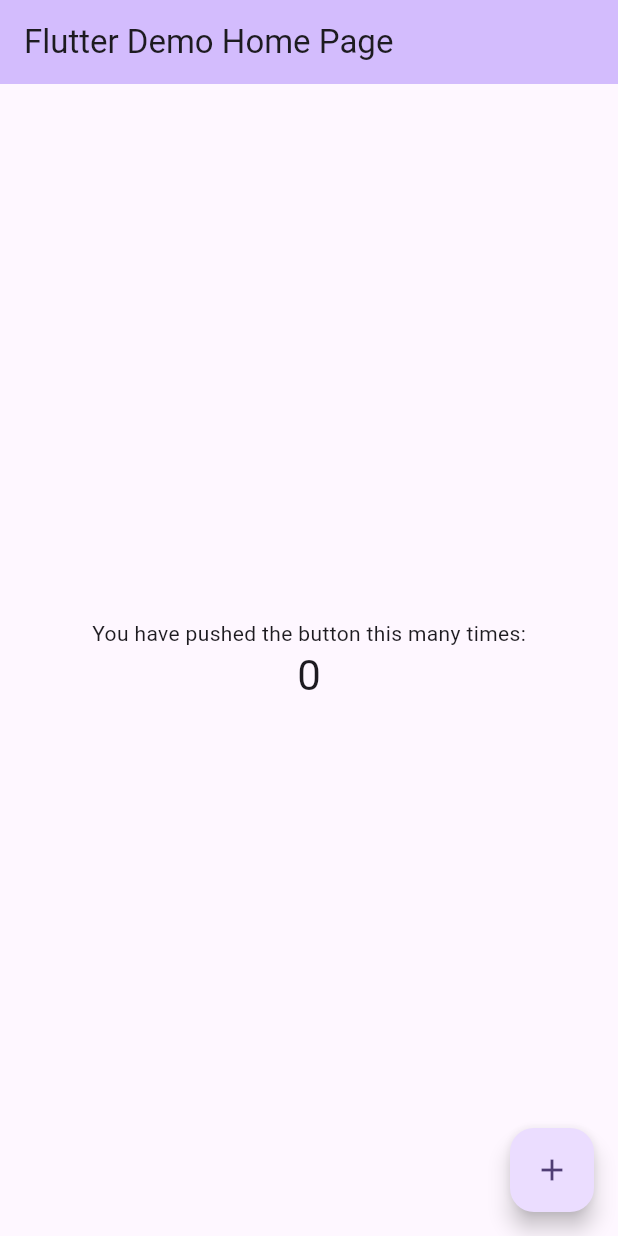
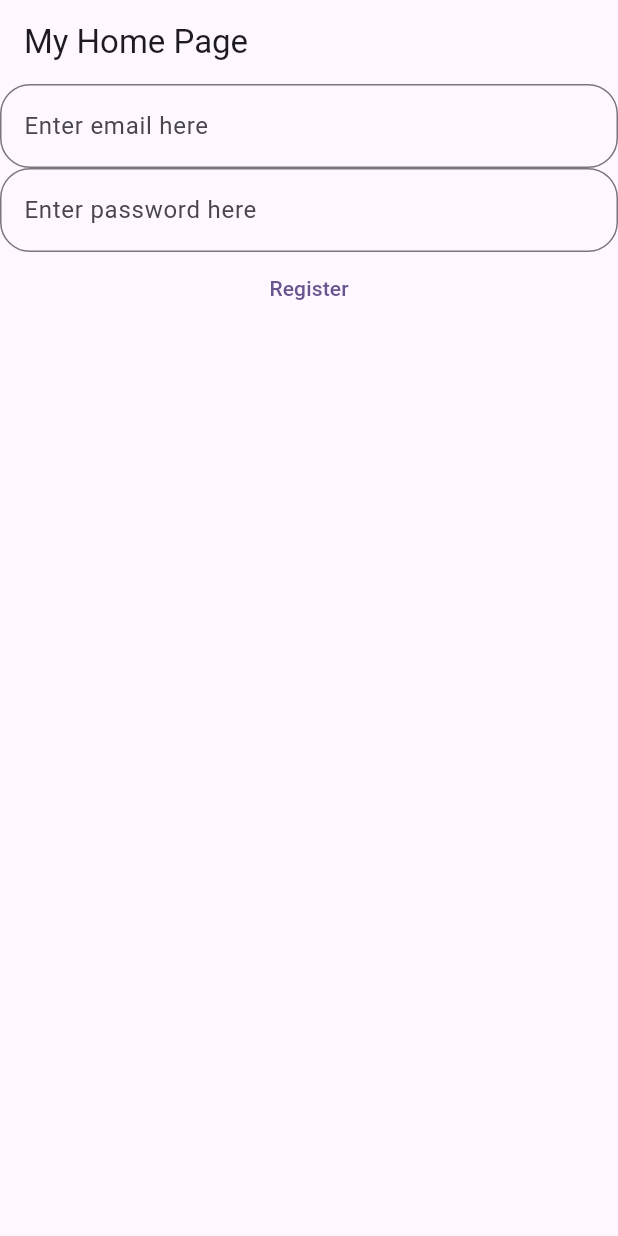
Before and after one commit to Abdurehman339/Notes, a Flutter app: the screen it shows after launch, on a phone screen of 412 x 824 dp. Run offline on Flutter 3.47's test engine with Material 3 defaults, Android fonts, the phone set to English and light mode, and no system bars.

Commit message:
Basic Register Screen

```diff
--- a/lib/main.dart
+++ b/lib/main.dart
@@ -1,125 +1,32 @@
 import 'package:flutter/material.dart';
+import 'package:flutter_application_1/view/register_view.dart';
 
 void main() {
-  runApp(const MyApp());
+  runApp(MaterialApp(
+    title: 'Flutter Demo',
+    theme: ThemeData(
+      colorScheme: ColorScheme.fromSeed(seedColor: Colors.deepPurple),
+      useMaterial3: true,
+    ),
+    home: const MyApp(),
+  ));
 }
 
-class MyApp extends StatelessWidget {
+class MyApp extends StatefulWidget {
   const MyApp({super.key});
 
-  // This widget is the root of your application.
+  @override
+  State<MyApp> createState() => _MyAppState();
+}
+
+class _MyAppState extends State<MyApp> {
   @override
   Widget build(BuildContext context) {
-    return MaterialApp(
-      title: 'Flutter Demo',
-      theme: ThemeData(
-        // This is the theme of your application.
-        //
-        // TRY THIS: Try running your application with "flutter run". You'll see
-        // the application has a purple toolbar. Then, without quitting the app,
-        // try changing the seedColor in the colorScheme below to Colors.green
-        // and then invoke "hot reload" (save your changes or press the "hot
-        // reload" button in a Flutter-supported IDE, or press "r" if you used
-        // the command line to start the app).
-        //
-        // Notice that the counter didn't reset back to zero; the application
-        // state is not lost during the reload. To reset the state, use hot
-        // restart instead.
-        //
-        // This works for code too, not just values: Most code changes can be
-        // tested with just a hot reload.
-        colorScheme: ColorScheme.fromSeed(seedColor: Colors.deepPurple),
-        useMaterial3: true,
+    return Scaffold(
+      appBar: AppBar(
+        title: const Text("My Home Page"),
       ),
-      home: const MyHomePage(title: 'Flutter Demo Home Page'),
+      body: RegisterView(),
     );
   }
 }
-
-class MyHomePage extends StatefulWidget {
-  const MyHomePage({super.key, required this.title});
-
-  // This widget is the home page of your application. It is stateful, meaning
-  // that it has a State object (defined below) that contains fields that affect
-  // how it looks.
-
-  // This class is the configuration for the state. It holds the values (in this
-  // case the title) provided by the parent (in this case the App widget) and
-  // used by the build method of the State. Fields in a Widget subclass are
-  // always marked "final".
-
-  final String title;
-
-  @override
-  State<MyHomePage> createState() => _MyHomePageState();
-}
-
-class _MyHomePageState extends State<MyHomePage> {
-  int _counter = 0;
-
-  void _incrementCounter() {
-    setState(() {
-      // This call to setState tells the Flutter framework that something has
-      // changed in this State, which causes it to rerun the build method below
-      // so that the display can reflect the updated values. If we changed
-      // _counter without calling setState(), then the build method would not be
-      // called again, and so nothing would appear to happen.
-      _counter++;
-    });
-  }
-
-  @override
-  Widget build(BuildContext context) {
-    // This method is rerun every time setState is called, for instance as done
-    // by the _incrementCounter method above.
-    //
-    // The Flutter framework has been optimized to make rerunning build methods
-    // fast, so that you can just rebuild anything that needs updating rather
-    // than having to individually change instances of widgets.
-    return Scaffold(
-      appBar: AppBar(
-        // TRY THIS: Try changing the color here to a specific color (to
-        // Colors.amber, perhaps?) and trigger a hot reload to see the AppBar
-        // change color while the other colors stay the same.
-        backgroundColor: Theme.of(context).colorScheme.inversePrimary,
-        // Here we take the value from the MyHomePage object that was created by
-        // the App.build method, and use it to set our appbar title.
-        title: Text(widget.title),
-      ),
-      body: Center(
-        // Center is a layout widget. It takes a single child and positions it
-        // in the middle of the parent.
-        child: Column(
-          // Column is also a layout widget. It takes a list of children and
-          // arranges them vertically. By default, it sizes itself to fit its
-          // children horizontally, and tries to be as tall as its parent.
-          //
-          // Column has various properties to control how it sizes itself and
-          // how it positions its children. Here we use mainAxisAlignment to
-          // center the children vertically; the main axis here is the vertical
-          // axis because Columns are vertical (the cross axis would be
-          // horizontal).
-          //
-          // TRY THIS: Invoke "debug painting" (choose the "Toggle Debug Paint"
-          // action in the IDE, or press "p" in the console), to see the
-          // wireframe for each widget.
-          mainAxisAlignment: MainAxisAlignment.center,
-          children: <Widget>[
-            const Text(
-              'You have pushed the button this many times:',
-            ),
-            Text(
-              '$_counter',
-              style: Theme.of(context).textTheme.headlineMedium,
-            ),
-          ],
-        ),
-      ),
-      floatingActionButton: FloatingActionButton(
-        onPressed: _incrementCounter,
-        tooltip: 'Increment',
-        child: const Icon(Icons.add),
-      ), // This trailing comma makes auto-formatting nicer for build methods.
-    );
-  }
-}
--- /dev/null
+++ b/lib/view/login_view.dart
@@ -0,0 +1 @@
+import "package:flutter/material.dart";
--- /dev/null
+++ b/lib/view/register_view.dart
@@ -0,0 +1,45 @@
+import 'package:flutter/material.dart';
+
+class RegisterView extends StatefulWidget {
+  const RegisterView({super.key});
+
+  @override
+  State<RegisterView> createState() => _RegisterViewState();
+}
+
+class _RegisterViewState extends State<RegisterView> {
+  @override
+  Widget build(BuildContext context) {
+    return Column(
+      children: [
+        const TextField(
+          autocorrect: false,
+          enableSuggestions: false,
+          keyboardType: TextInputType.emailAddress,
+          decoration: InputDecoration(
+            hintText: "Enter email here",
+            border: OutlineInputBorder(
+              borderRadius: BorderRadius.all(Radius.circular(20)),
+            ),
+          ),
+        ),
+        const TextField(
+          autocorrect: false,
+          enableSuggestions: false,
+          keyboardType: TextInputType.emailAddress,
+          decoration: InputDecoration(
+              hintText: "Enter password here",
+              border: OutlineInputBorder(
+                borderRadius: BorderRadius.all(Radius.circular(20)),
+              )),
+        ),
+        TextButton(
+          onPressed: () {
+            print("Register button pressed");
+          },
+          child: Text("Register"),
+        ),
+      ],
+    );
+  }
+}
```
